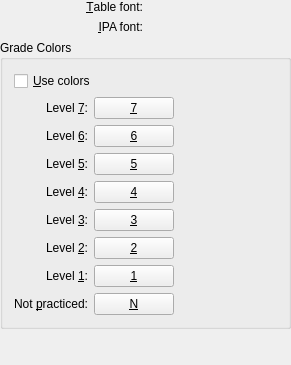
This is src/settings/viewoptionsbase.ui in KDE/parley as Qt 5 draws it before an edit. The edited form follows.
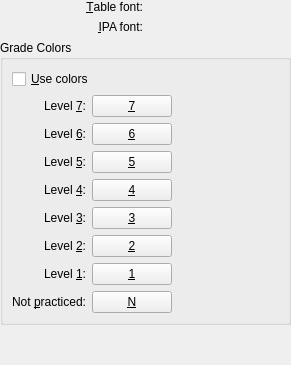
This is the edited form. Custom widgets are drawn as their Qt base class.

What changed in the file:
```diff
--- a/src/settings/viewoptionsbase.ui
+++ b/src/settings/viewoptionsbase.ui
@@ -444,7 +444,6 @@
    </item>
   </layout>
  </widget>
- <layoutdefault spacing="6" margin="11" />
   <customwidgets>
   <customwidget>
    <class>KColorButton</class>
```
